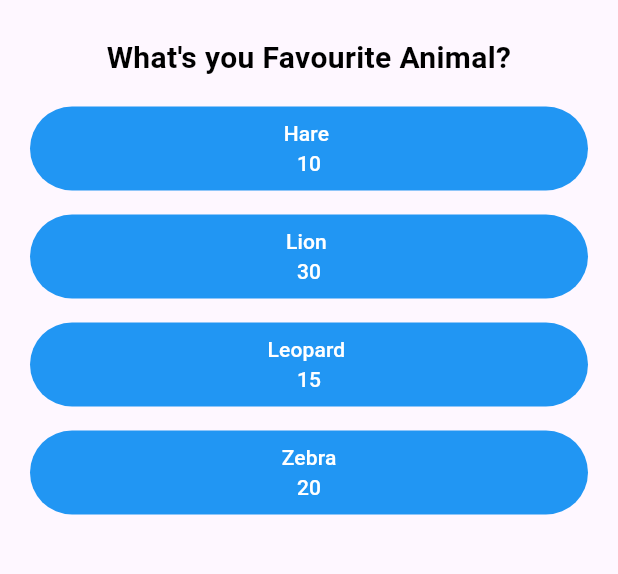
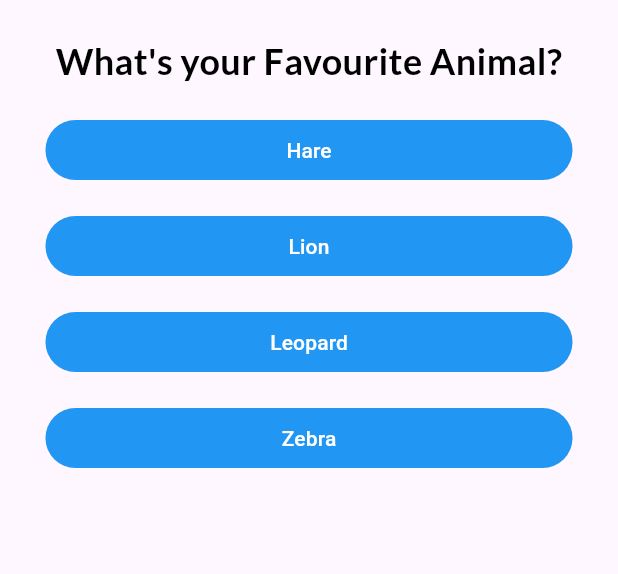
Before and after one commit to felexkuria/quiz_app, a Flutter app: the screen it shows after launch, after a tap on "Red", on a phone screen of 412 x 824 dp, the part 63-637 px from its top. Run offline on Flutter 3.47's test engine with Material 3 defaults, Android fonts, the phone set to English and light mode, and no system bars; our stand-ins replace google_fonts.

Commit message:
working fine

```diff
--- /dev/null
+++ b/lib/data/questions.dart
@@ -0,0 +1,28 @@
+import '../model/quiz_questions.dart';
+
+List<QuizQuestion> dummyQuestions = [
+  QuizQuestion(
+    questionText: "What's your Favourite color?",
+    answerText: ["Red", "Black", "Yellow", "Green"],
+    correctAnswer: 'Red',
+  ),
+  QuizQuestion(
+      questionText: "What's your Favourite Animal?",
+      answerText: [
+        "Hare",
+        "Lion",
+        "Leopard",
+        "Zebra",
+      ],
+      correctAnswer: 'Hare'),
+  QuizQuestion(
+    questionText: "When is Your Shift?",
+    answerText: [
+      "Monday",
+      "Tuesday",
+      "Wednesday",
+      "Thursday",
+    ],
+    correctAnswer: 'Monday',
+  ),
+];
--- /dev/null
+++ b/lib/model/quiz_questions.dart
@@ -0,0 +1,17 @@
+class QuizQuestion {
+  String questionText;
+  String correctAnswer;
+  final List<String> answerText;
+  // String? shuffledAnswer;
+
+  QuizQuestion(
+      {required this.questionText,
+      required this.answerText,
+      required this.correctAnswer});
+
+  List<String> shuffleAnswer() {
+    final shuffledList = List.of(answerText);
+    shuffledList.shuffle();
+    return shuffledList;
+  }
+}
--- a/lib/screens/homePage.dart
+++ b/lib/screens/homePage.dart
@@ -1,7 +1,8 @@
 import 'package:flutter/cupertino.dart';
 import 'package:flutter/material.dart';
-import 'package:quiz_app/widgets/answer.dart';
-import 'package:quiz_app/widgets/question.dart';
+import 'package:quiz_app/data/questions.dart';
+import 'package:quiz_app/model/quiz_questions.dart';
+import 'package:quiz_app/screens/result_screen.dart';
 import 'package:quiz_app/widgets/quiz.dart';
 import 'package:quiz_app/widgets/result.dart';
 
@@ -11,43 +12,20 @@ class HomePage extends StatefulWidget {
 }
 
 class _HomePageState extends State<HomePage> {
-  final List<Map<String, dynamic>> questions = const [
-    {
-      "questionText": "What'\s you Favourite color?",
-      "answerText": [
-        {"text": "Red", "score": 20},
-        {"text": "Black", "score": 5},
-        {"text": "Yellow", "score": 2},
-        {"text": "Green", "score": 15}
-      ]
-    },
-    {
-      "questionText": "What'\s you Favourite Animal?",
-      "answerText": [
-        {"text": "Hare ", "score": 10},
-        {"text": "Lion ", "score": 30},
-        {"text": "Leopard ", "score": 15},
-        {"text": "Zebra", "score": 20},
-      ]
-    },
-    {
-      "questionText": "When is Your Shift ?",
-      "answerText": [
-        {"text": "Monday", "score": 1},
-        {"text": "Tuesday", "score": 1},
-        {"text": "Wednesday ", "score": 1},
-        {"text": "Thursday", "score": 1},
-      ]
-    },
-  ];
+  final List<QuizQuestion> questions = dummyQuestions;
   var _selectedIndex = 0;
-  var _score=0;
-  void answerQuestion( int score) {
-_score+=score;
+  final List<String> selectedAnswers = [];
+  var _score = 0;
+  void answerQuestion(String answer) {
+    //  _score += score;
     setState(() {
       _selectedIndex++;
     });
+    chooseAnswer(answer);
+  }
 
+  void chooseAnswer(String answer) {
+    selectedAnswers.add(answer);
   }
 
   @override
@@ -66,16 +44,35 @@ _score+=score;
           ),
           title: Text("Quiz App"),
         ),
-        body: _selectedIndex < questions.length
+        body: LayoutBuilder(builder: (context, constraints) {
+          return Center(
+            child: Container(
+                width: constraints.maxWidth > 600
+                    ? 600
+                    : constraints.maxWidth * 0.95,
+                child: _selectedIndex < questions.length
                     ? Quiz(
                         questions: questions,
                         selectedIndex: _selectedIndex,
-                answerQuestion: () {
-answerQuestion(_score);
-print(_score);
-                },
+                        answerQuestion: answerQuestion,
                       )
-            : Result(),
+                    : ResultScreen(
+                        choosenAnswer: selectedAnswers,
+                      )
+                // : Result(
+                //     questions: questions,
+                //     userAnswers: selectedAnswers,
+                //     onRestart: () {
+                //       setState(() {
+                //         _selectedIndex = 0;
+                //         selectedAnswers.clear();
+                //         _score = 0;
+                //       });
+                //     },
+                //   ),
+                ),
+          );
+        }),
       ),
     );
   }
--- a/lib/widgets/answer.dart
+++ b/lib/widgets/answer.dart
@@ -5,19 +5,24 @@ class Answer extends StatelessWidget {
   final String answer;
   final String score;
   final VoidCallback selectedHandler;
-  const Answer({Key? key, required this.answer, required this.selectedHandler, required this.score}) : super(key: key);
+  const Answer(
+      {Key? key,
+      required this.answer,
+      required this.selectedHandler,
+      required this.score})
+      : super(key: key);
 
   @override
   Widget build(BuildContext context) {
     return Container(
       width: double.infinity,
-      margin: EdgeInsets.symmetric(horizontal: 20,vertical: 8.0),
+      margin: EdgeInsets.symmetric(horizontal: 20, vertical: 8.0),
       child: TextButton(
         onPressed: () {
           selectedHandler();
         },
         style: ButtonStyle(
-        backgroundColor: MaterialStateProperty.all(Colors.blue),
+          backgroundColor: WidgetStateProperty.all(Colors.blue),
         ),
         child: Column(
           children: [
@@ -25,12 +30,13 @@ class Answer extends StatelessWidget {
               answer,
               style: TextStyle(color: Colors.white),
             ),
-          Text(
-            score,
-            style: TextStyle(color: Colors.white),
-          ),
+            // Text(
+            //   score,
+            //   style: TextStyle(color: Colors.white),
+            // ),
           ],
         ),
-    ),  );
+      ),
+    );
   }
 }
--- a/lib/widgets/question.dart
+++ b/lib/widgets/question.dart
@@ -1,5 +1,5 @@
-import 'package:flutter/cupertino.dart';
 import 'package:flutter/material.dart';
+import 'package:google_fonts/google_fonts.dart';
 
 class Question extends StatelessWidget {
   final String question;
@@ -7,17 +7,14 @@ class Question extends StatelessWidget {
 
   @override
   Widget build(BuildContext context) {
-    return    Container(
+    return Container(
       margin: EdgeInsets.all(10),
       width: double.infinity,
       child: Text(
         question,
         textAlign: TextAlign.center,
-        style: TextStyle(
-            fontWeight: FontWeight.bold,
-
-            fontSize: 20.0,
-            color: Colors.black),
+        style: GoogleFonts.lato(
+            fontWeight: FontWeight.bold, fontSize: 24.0, color: Colors.black),
       ),
     );
   }
--- a/lib/widgets/quiz.dart
+++ b/lib/widgets/quiz.dart
@@ -2,9 +2,11 @@ import 'package:flutter/cupertino.dart';
 import 'package:quiz_app/widgets/answer.dart';
 import 'package:quiz_app/widgets/question.dart';
 
+import '../model/quiz_questions.dart';
+
 class Quiz extends StatelessWidget {
-  final List<Map<String, dynamic>> questions;
-  final Function answerQuestion;
+  final List<QuizQuestion> questions;
+  final void Function(String selectedAnswer) answerQuestion;
   final int selectedIndex;
   const Quiz(
       {Key? key,
@@ -18,14 +20,17 @@ class Quiz extends StatelessWidget {
     return Column(
       children: [
         Question(
-          question: questions[selectedIndex]["questionText"],
+          question: questions[selectedIndex].questionText,
         ),
-        ...questions[selectedIndex]["answerText"].map((answer) {
+        ...questions[selectedIndex].answerText.map((answer) {
           return Answer(
             selectedHandler: () {
-              return answerQuestion();
+              answerQuestion(answer);
+
+              print(answer);
             },
-            answer: answer["text"], score: answer["score"].toString(),
+            answer: answer,
+            score: answer.toString(),
           );
         }).toList(),
       ],
```
Also changed, not shown: lib/screens/result_screen.dart (added, +48 -0 lines), lib/widgets/result.dart (+95 -10 lines), pubspec.yaml (+3 -59 lines), pubspec.lock, 4 other files. Lines whose indentation alone changed are shown as unchanged.
